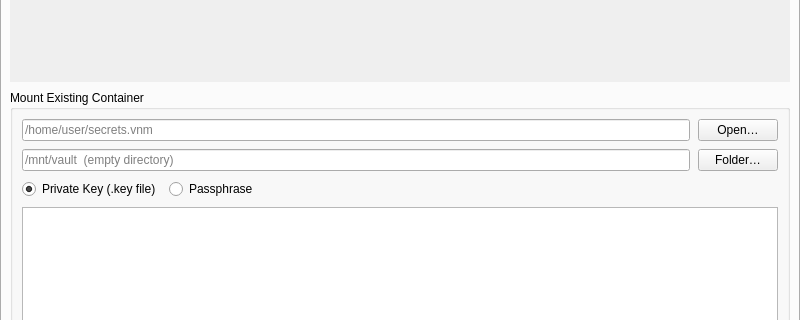
Above: venom/src/ui/MainWindow.ui from Antidote1911/venom before the change; both pictures show x 0 to 800 and y 151 to 471 of the 800 by 680 pixel window. Below: the same form after it.
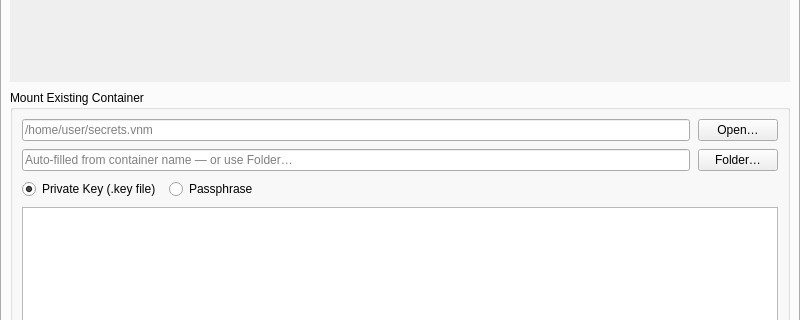
That is the form after the change.

Commit message:
feat(gui): auto-fill mountpoint from vault filename
- leVaultPath::textChanged → leMountpoint = ~/mnt/venom/<stem>/
- browseMountpoint() sets m_mountpointManual flag (stops auto-update)
- onMount() creates mountpoint directory if absent (QDir::mkpath)
- onMountGone() resets form and flag for next vault
- Updated placeholder text

```diff
--- a/venom/src/ui/MainWindow.ui
+++ b/venom/src/ui/MainWindow.ui
@@ -162,7 +162,7 @@
              <item>
               <widget class="QLineEdit" name="leMountpoint">
                <property name="placeholderText">
-                <string>/mnt/vault  (empty directory)</string>
+                <string>Auto-filled from container name — or use Folder…</string>
                </property>
               </widget>
              </item>
```
The commit also changes 2 other files.
